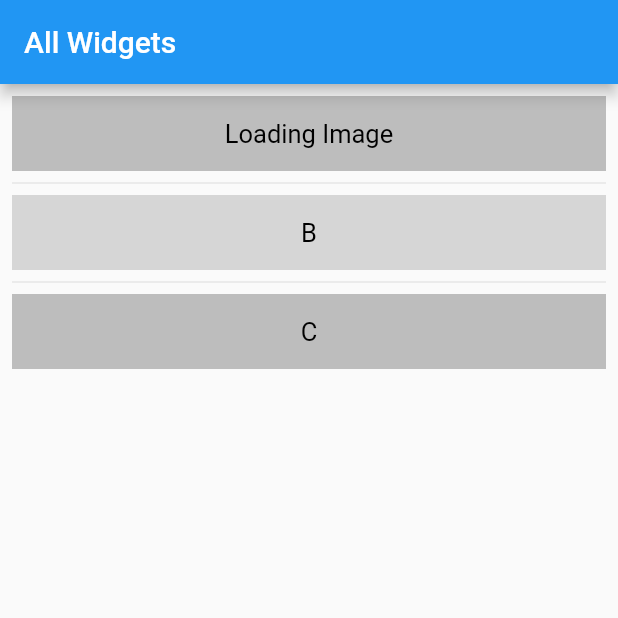
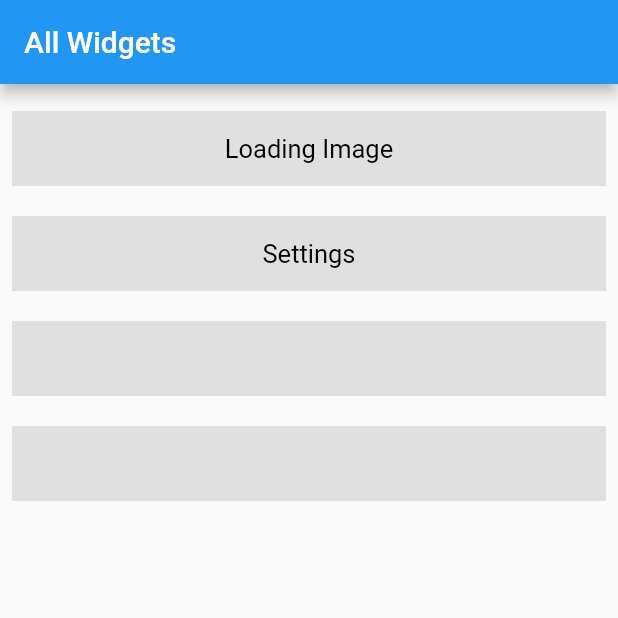
Before and after one commit to evansmwenda/flutterWidgets, a Flutter app: the screen it shows after launch, on a phone screen of 412 x 824 dp, the top half of it. Run offline on Flutter 3.47's test engine with Material 2 defaults, Android fonts, the phone set to English and light mode, and no system bars; missing offline and left inert: dart:ffi.

Commit message:
added settings screen

```diff
--- a/lib/main.dart
+++ b/lib/main.dart
@@ -1,5 +1,6 @@
 import 'package:flutter/material.dart';
 import 'package:flutter_demo/screens/homepage.dart';
+import 'package:flutter_demo/screens/settings.dart';
 import 'package:flutter_demo/widgets/loadingimage.dart';
 
 void main() {
@@ -16,8 +17,8 @@ void main() {
       initialRoute: '/',
       routes: {
         '/': (context) => Homepage(),//MyApp(), //splash screen page
-        LoadingImage.routeName: (context) => LoadingImage(),//login page
-        // Register.routeName: (context) => Register(),//register page
+        LoadingImage.routeName: (context) => LoadingImage(),//LoadingImage page
+        Settings.routeName: (context) => Settings(),//Settings page
         // Homepage.routeName: (context) => Homepage(),//homepage
 
 
--- a/lib/screens/homepage.dart
+++ b/lib/screens/homepage.dart
@@ -1,9 +1,10 @@
 import 'package:flutter/material.dart';
+import 'package:flutter_demo/screens/settings.dart';
 import 'package:flutter_demo/widgets/loadingimage.dart';
 
 class Homepage extends StatelessWidget {
   static const routeName = '/';
-  final List<String> entries = <String>['Loading Image', 'B', 'C'];
+  final List<String> entries = <String>['Loading Image', 'Settings', 'C'];
   final List<int> colorCodes = <int>[400, 350];
   // final List<Function> handlers = <Function>[_gotoLoadingImage(), 'B', 'C'];
   @override
@@ -11,31 +12,126 @@ class Homepage extends StatelessWidget {
     void _gotoLoadingImage() {
       Navigator.pushNamed(context, LoadingImage.routeName);
     }
+    void _gotoSettings() {
+      Navigator.pushNamed(context, Settings.routeName);
+    }
+
     return Scaffold(
         appBar: AppBar(
           title: Text("All Widgets"),
         ),
-      body: ListView.separated(
+        body: ListView(
           padding: const EdgeInsets.all(8),
-        itemCount: entries.length,
-        itemBuilder: (BuildContext context, int index) {
-          return GestureDetector(
-            onTap: (){
-              print("container $index clicked");
+          children: <Widget>[
+            GestureDetector(
+              onTap: () {
                 // handlers[index];
                 _gotoLoadingImage();
               },
               child: Container(
                 height: 50,
-              color: Colors.grey[colorCodes[index%2]],
-              child: Center(child: Text('${entries[index]}',style: TextStyle(color: Colors.black,fontSize: 17),),),
+                margin: EdgeInsets.symmetric(vertical: 10),
+                color: Colors.grey[300],
+                child: Center(
+                  child: Text(
+                    'Loading Image',
+                    style: TextStyle(color: Colors.black, fontSize: 17),
                   ),
-          );
+                ),
+              ),
+            ),
+            GestureDetector(
+              onTap: () {
+                // handlers[index];
+                _gotoSettings();
               },
-        separatorBuilder: (BuildContext context, int index) => const Divider(),
+              child: Container(
+                height: 50,
+                margin: EdgeInsets.symmetric(vertical: 10),
+                color: Colors.grey[300],
+                child: Center(
+                  child: Text(
+                    'Settings',
+                    style: TextStyle(color: Colors.black, fontSize: 17),
                   ),
+                ),
+              ),
+            ),
+            GestureDetector(
+              onTap: () {
+                // handlers[index];
+              },
+              child: Container(
+                height: 50,
+                margin: EdgeInsets.symmetric(vertical: 10),
+                color: Colors.grey[300],
+                child: Center(
+                  child: Text(
+                    '',
+                    style: TextStyle(color: Colors.black, fontSize: 17),
+                  ),
+                ),
+              ),
+            ),
+            GestureDetector(
+              onTap: () {
+                // handlers[index];
+              },
+              child: Container(
+                height: 50,
+                margin: EdgeInsets.symmetric(vertical: 10),
+                color: Colors.grey[300],
+                child: Center(
+                  child: Text(
+                    '',
+                    style: TextStyle(color: Colors.black, fontSize: 17),
+                  ),
+                ),
+              ),
+            ),
+          ],
+        )
+
+        // ListView.separated(
+        //   padding: const EdgeInsets.all(8),
+        //   itemCount: entries.length,
+        //   itemBuilder: (BuildContext context, int index) {
+        //     return GestureDetector(
+        //       onTap: (){
+        //         print("container $index clicked");
+        //         // handlers[index];
+        //         _gotoLoadingImage();
+        //       },
+        //       child: Container(
+        //         height: 50,
+        //         color: Colors.grey[colorCodes[index%2]],
+        //         child: Center(child: Text('${entries[index]}',style: TextStyle(color: Colors.black,fontSize: 17),),),
+        //       ),
+        //     );
+        //   },
+        //   separatorBuilder: (BuildContext context, int index) => const Divider(),
+        // ),
         );
   }
 
+  Widget boxContainer(title,onTap){
+    return GestureDetector(
+      onTap: () {
+        // handlers[index];
+        onTap;
+      },
+      child: Container(
+        height: 50,
+        margin: EdgeInsets.symmetric(vertical: 10),
+        color: Colors.grey[300],
+        child: Center(
+          child: Text(
+            title,
+            style: TextStyle(color: Colors.black, fontSize: 17),
+          ),
+        ),
+      ),
+    );
 
   }
+}
--- /dev/null
+++ b/lib/screens/settings.dart
@@ -0,0 +1,43 @@
+import 'package:flutter/material.dart';
+
+class Settings extends StatelessWidget {
+  static const routeName = '/settings';
+  @override
+  Widget build(BuildContext context) {
+    final ListTile accessibilityListTile = ListTile(
+        leading: Icon(Icons.accessibility),
+        title: Text("Accessibility"),
+        subtitle: const Text("Accesibility Settings"),
+        trailing: Icon(Icons.settings),
+        onTap: () {});
+
+    final ListTile languageListTile = ListTile(
+        leading: Icon(Icons.language),
+        title: Text("Language"),
+        subtitle: const Text("Language Settings"),
+        trailing: Icon(Icons.settings),
+        onTap: () {});
+
+    final ListTile historyListTile = ListTile(
+        leading: Icon(Icons.history),
+        title: Text("History"),
+        subtitle: const Text("History Settings"),
+        trailing: Icon(Icons.settings),
+        onTap: () {});
+
+    return Scaffold(
+        appBar: AppBar(
+          title: Text("Settings"),
+        ),
+        body: Container(
+          margin: EdgeInsets.all(10),
+          child: ListView(
+            children: [
+              accessibilityListTile,
+              historyListTile,
+              languageListTile
+            ],
+          ),
+        ));
+  }
+}
```
Lines whose indentation alone changed are shown as unchanged.
